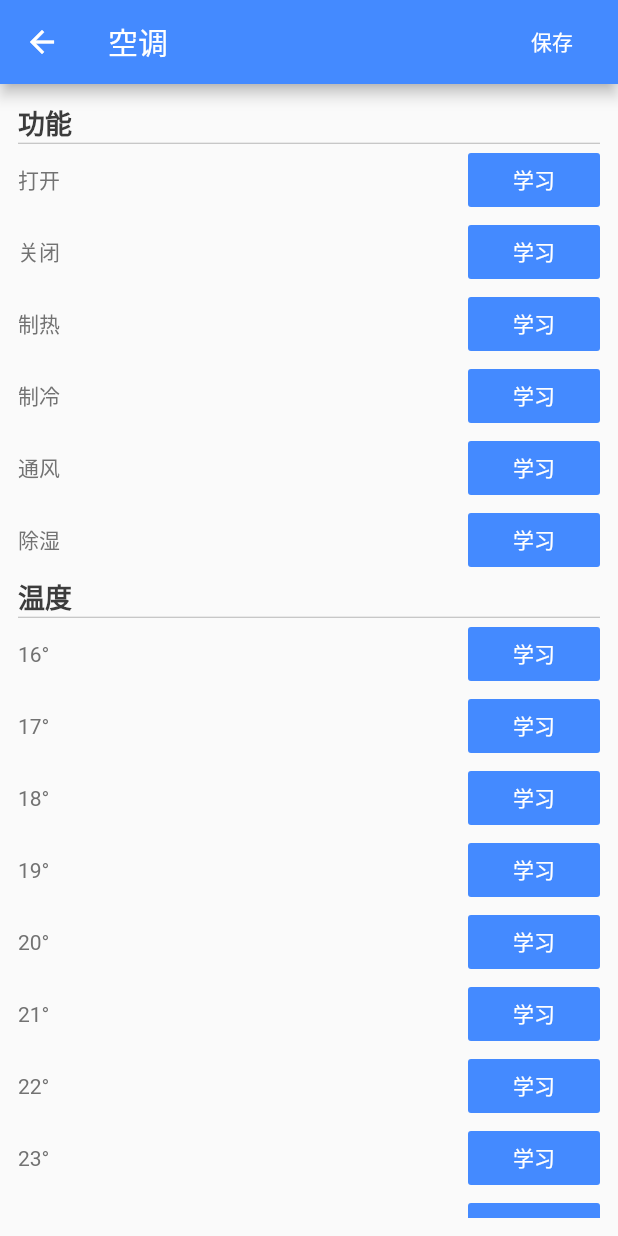
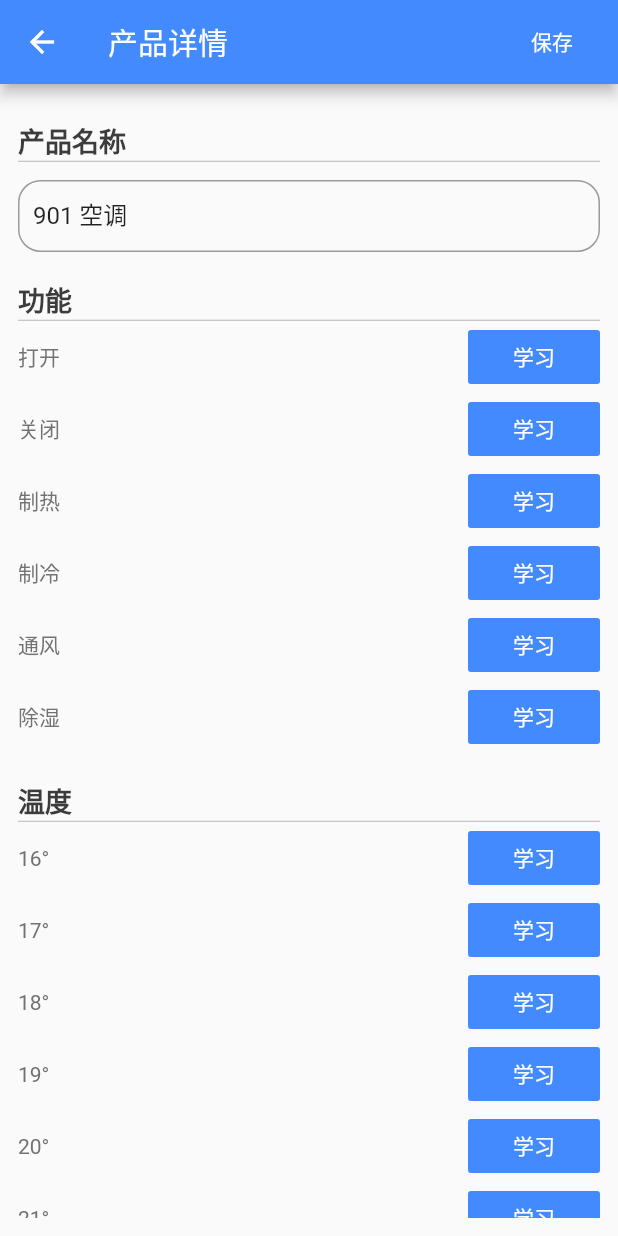
Before and after one commit to 6a209/air-conditioner, a Flutter app: the ProductDetail screen opened directly, on a phone screen of 412 x 824 dp. Run offline on Flutter 3.47's test engine with Material 2 defaults, Android fonts, the phone set to English and light mode, and no system bars; our stand-ins replace connectivity, dio, fluro; missing offline and left inert: mqtt_client; network calls fail.

Commit message:
feat: mobile product detail

```diff
--- a/mobile_app/lib/device/models/command_data.dart
+++ b/mobile_app/lib/device/models/command_data.dart
@@ -2,6 +2,8 @@ import '../../base/base_data.dart' as basedata;
 
 class CommandsData extends basedata.BaseData{
   List<CommandData> commands;
+
+  CommandsData({this.commands});
 
   CommandsData.fromJSON(Map<String, dynamic> json) {
     this.code = json['code'];
--- a/mobile_app/lib/device/pages/product_detail.dart
+++ b/mobile_app/lib/device/pages/product_detail.dart
@@ -3,6 +3,7 @@ import 'dart:async';
 import 'package:flutter/material.dart';
 import 'dart:convert';
 import '../models/product_data.dart';
+import '../models/command_data.dart';
 import 'package:mqtt_client/mqtt_client.dart';
 import '../../base/http_utils.dart';
 
@@ -11,7 +12,8 @@ class ProductDetail extends StatefulWidget {
   final int pid;
   String name = "空调";
 
-  ProductDetail({Key key, this.pid, this.deviceId, this.name}) : super(key: key);
+  ProductDetail({Key key, this.pid, this.deviceId, this.name})
+      : super(key: key);
 
   @override
   ProductDetailState createState() => new ProductDetailState();
@@ -20,14 +22,15 @@ class ProductDetail extends StatefulWidget {
 class ProductDetailState extends State<ProductDetail> {
   ProductDetailData productDetailData;
   String currentCommandName = "";
+  CommandsData commandsData = new CommandsData(commands: List());
+  TextEditingController nameController = TextEditingController();
 
   final MqttClient client = MqttClient("192.168.4.92", '');
 
   @override
   void initState() {
-    // TODO: implement initState
     super.initState();
-    initData();
+
     client.onConnected = onMqttConnected;
     final MqttConnectMessage connMess = MqttConnectMessage()
         .withClientIdentifier('Mqtt_MyClientUniqueId')
@@ -39,6 +42,8 @@ class ProductDetailState extends State<ProductDetail> {
         .withWillQos(MqttQos.atLeastOnce);
     client.connectionMessage = connMess;
     client.connect();
+
+    initData();
   }
 
   @override
@@ -51,12 +56,31 @@ class ProductDetailState extends State<ProductDetail> {
       final MqttReceivedMessage recMess = c[0];
       if (recMess.topic == "user/6a209/study") {
         final MqttPublishMessage mpm = recMess.payload;
-        String pt =
+        String message =
             MqttPublishPayload.bytesToStringAsString(mpm.payload.message);
-        print(pt);
-
+        String irData = jsonEncode(jsonDecode(message)['data']);
+        print(irData);
+        updateIRData(irData);
       }
     });
+  }
+
+  void updateIRData(String irdata) {
+    for (CommandData command in commandsData.commands) {
+      if (command.name == currentCommandName) {
+        command.irdata = irdata;
+      }
+    }
+    setState(() {
+      for (ProductGroup group in productDetailData.groups) {
+        for (ProductRow row in group.rows) {
+          if (row.name == currentCommandName) {
+            row.data = irdata;
+          }
+        }
+      }
+    });
+    cancelWait();
   }
 
   initData() async {
@@ -66,17 +90,46 @@ class ProductDetailState extends State<ProductDetail> {
     setState(() {
       this.productDetailData = ProductDetailData.fromJSON(listData);
     });
+    var response =
+        await IRHTTP().post('/product/detail', data: {"productId": widget.pid});
+    print("---->>>> res ");
+    print(response);
+    CommandsData commandsRes = CommandsData.fromJSON(response);
+    if (commandsRes.code == 200 && commandsRes.commands.length > 0) {
+      setState(() {
+        commandsData = commandsRes;
+        var map = Map();
+        for (CommandData command in commandsData.commands) {
+          map[command.name] = command.irdata;
+        }
+
+        for (ProductGroup group in productDetailData.groups) {
+          for (ProductRow row in group.rows) {
+            row.data = map[row.name];
+          }
+        }
+      });
+    }
   }
 
   @override
   Widget build(BuildContext context) {
     return Scaffold(
-      appBar: AppBar(title: new Text("空调"), backgroundColor: Colors.blueAccent,
+      appBar: AppBar(
+        title: new Text("产品详情"),
+        backgroundColor: Colors.blueAccent,
         actions: <Widget>[
-          FlatButton(child: Text("保存", style: TextStyle(color: Colors.white),), onPressed: () {
-            //  IRHTTP().post('/device/createCommand')
-          },)
-        ],),
+          FlatButton(
+            child: Text(
+              "保存",
+              style: TextStyle(color: Colors.white),
+            ),
+            onPressed: () {
+              //  IRHTTP().post('/device/createCommand')
+            },
+          )
+        ],
+      ),
       body: Container(
         padding: EdgeInsets.all(12.0),
         child: SingleChildScrollView(
@@ -88,6 +141,39 @@ class ProductDetailState extends State<ProductDetail> {
 
   List<Widget> buildDetailData() {
     List<Widget> listWidget = List();
+    nameController.text = "901 空调";
+    Column column = new Column(
+      mainAxisAlignment: MainAxisAlignment.start,
+      crossAxisAlignment: CrossAxisAlignment.start,
+      children: <Widget>[
+        Text("产品名称",
+            style: TextStyle(
+                color: Color(0xff3c3c3c),
+                fontSize: 18.0,
+                fontWeight: FontWeight.bold)),
+        Divider(
+          height: 1,
+          color: Color(0x7f727272),
+        ),
+        Container(
+            margin: EdgeInsets.only(top: 12.0),
+            child: TextField(
+                controller: nameController,
+                decoration: InputDecoration(
+                    contentPadding: EdgeInsets.all(10.0),
+                    border: OutlineInputBorder(
+                      borderRadius: BorderRadius.circular(15.0),
+//            borderSide: BorderSide(color: Colors.red, width: 3.0, style: BorderStyle.solid)//没什么卵效果
+                    )))),
+      ],
+    );
+
+    Container nameContainer = new Container(
+      margin: EdgeInsets.only(top: 12.0),
+      child: column,
+    );
+    listWidget.add(nameContainer);
+
     if (null == productDetailData) {
       return listWidget;
     }
@@ -114,7 +200,12 @@ class ProductDetailState extends State<ProductDetail> {
         crossAxisAlignment: CrossAxisAlignment.start,
         children: columnChild,
       );
-      listWidget.add(column);
+      Container groupContainer = new Container(
+        margin: EdgeInsets.only(top: 18.0),
+        child: column,
+      );
+
+      listWidget.add(groupContainer);
     }
     return listWidget;
   }
@@ -173,18 +264,13 @@ class ProductDetailState extends State<ProductDetail> {
   }
 }
 
-
 class CountDownDialog extends StatefulWidget {
-
   var countDownFinish;
 
-  CountDownDialog({
-    Key key, this.countDownFinish
-  }) : super (key: key);
+  CountDownDialog({Key key, this.countDownFinish}) : super(key: key);
 
   @override
   CountDownState createState() => new CountDownState();
-
 }
 
 class CountDownState extends State<CountDownDialog> {
@@ -214,7 +300,6 @@ class CountDownState extends State<CountDownDialog> {
 
   @override
   Widget build(BuildContext context) {
-
     return new Container(
         alignment: Alignment.center,
         height: 72.0,
```
